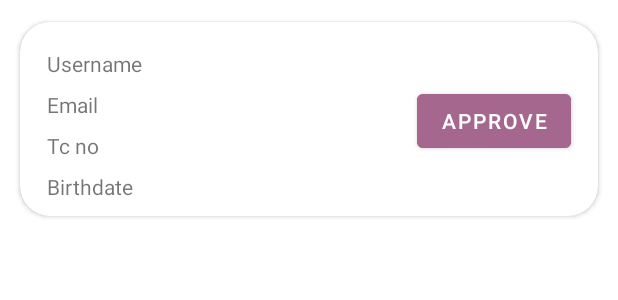
After one commit to mertatakan96/QuestionManagement, an Android app: the layout recycler_row_admin_user_applications.xml on its own in the app's theme, with its tools: preview values and no code run, on a phone screen of 412 x 824 dp. The commit adds this screen. Shown: the top 300 px of the screen. Run offline under Robolectric (Android 15) with nearby library versions, the phone set to English and light mode, and no system bars.

Commit message:
aprovement page

```diff
--- a/app/src/main/AndroidManifest.xml
+++ b/app/src/main/AndroidManifest.xml
@@ -11,6 +11,12 @@
         android:roundIcon="@mipmap/ic_launcher_round"
         android:supportsRtl="true"
         android:theme="@style/Theme.QuestionManagement">
+        <activity
+            android:name=".Activities.AdminApproveActivity"
+            android:exported="false" />
+        <activity
+            android:name=".Activities.ProfileAdminActivity"
+            android:exported="false" />
         <activity
             android:name=".Activities.GuestHomeActivity"
             android:exported="false" />
--- /dev/null
+++ b/app/src/main/res/layout/recycler_row_admin_user_applications.xml
@@ -0,0 +1,83 @@
+<?xml version="1.0" encoding="utf-8"?>
+<LinearLayout xmlns:android="http://schemas.android.com/apk/res/android"
+    xmlns:app="http://schemas.android.com/apk/res-auto"
+    android:orientation="vertical"
+    android:layout_width="match_parent"
+    android:layout_height="wrap_content">
+
+    <androidx.cardview.widget.CardView
+        android:id="@+id/cardViewAdminUserApplications"
+        android:layout_width="match_parent"
+        android:layout_height="wrap_content"
+        android:layout_margin="5dp"
+        app:contentPadding="10dp"
+        app:cardUseCompatPadding="true"
+        app:cardCornerRadius="20dp">
+
+        <androidx.constraintlayout.widget.ConstraintLayout
+            android:layout_width="match_parent"
+            android:layout_height="match_parent">
+
+            <TextView
+                android:id="@+id/recyclerview_userApplications_username_text"
+                android:layout_width="0dp"
+                android:layout_height="wrap_content"
+                android:layout_marginStart="8dp"
+                android:layout_marginTop="8dp"
+                android:text="Username"
+                app:layout_constraintEnd_toStartOf="@+id/approveButton"
+                app:layout_constraintStart_toStartOf="parent"
+                app:layout_constraintTop_toTopOf="parent">
+            </TextView>
+            <TextView
+                android:id="@+id/recyclerview_userApplications_email_text"
+                android:layout_width="0dp"
+                android:layout_height="wrap_content"
+                android:layout_marginStart="8dp"
+                android:layout_marginTop="8dp"
+                android:text="Email"
+                app:layout_constraintEnd_toStartOf="@+id/approveButton"
+                app:layout_constraintStart_toStartOf="parent"
+                app:layout_constraintTop_toBottomOf="@+id/recyclerview_userApplications_username_text">
+            </TextView>
+            <TextView
+                android:id="@+id/recyclerview_userApplications_tcno_text"
+                android:layout_width="0dp"
+                android:layout_height="wrap_content"
+                android:layout_marginStart="8dp"
+                android:layout_marginTop="8dp"
+                android:text="Tc no"
+                app:layout_constraintEnd_toStartOf="@+id/approveButton"
+                app:layout_constraintStart_toStartOf="parent"
+                app:layout_constraintTop_toBottomOf="@+id/recyclerview_userApplications_email_text">
+            </TextView>
+            <TextView
+                android:id="@+id/recyclerview_userApplications_birthdate_text"
+                android:layout_width="0dp"
+                android:layout_height="wrap_content"
+                android:layout_marginStart="8dp"
+                android:layout_marginTop="8dp"
+                android:text="Birthdate"
+                app:layout_constraintEnd_toStartOf="@+id/approveButton"
+                app:layout_constraintStart_toStartOf="parent"
+                app:layout_constraintTop_toBottomOf="@+id/recyclerview_userApplications_tcno_text">
+            </TextView>
+
+            <Button
+                android:id="@+id/approveButton"
+                android:layout_width="wrap_content"
+                android:layout_height="wrap_content"
+                android:layout_marginTop="32dp"
+                android:layout_marginEnd="8dp"
+                android:backgroundTint="@color/darkPurple"
+                android:onClick="approveButtonClicked"
+                android:text="Approve"
+                android:textColor="@color/white"
+                app:layout_constraintEnd_toEndOf="parent"
+                app:layout_constraintTop_toTopOf="parent"></Button>
+
+        </androidx.constraintlayout.widget.ConstraintLayout>
+
+    </androidx.cardview.widget.CardView>
+
+</LinearLayout>
```
Also changed, not shown: app/src/main/java/com/seproject/questionmanagement/Activities/AdminApproveActivity.java (added, +148 -0 lines), app/src/main/java/com/seproject/questionmanagement/Activities/HomePageActivity.java (+14 -3 lines), app/src/main/java/com/seproject/questionmanagement/Activities/ProfileAdminActivity.java (added, +130 -0 lines), app/src/main/java/com/seproject/questionmanagement/Activities/QuestionnairesActivity.java (+13 -3 lines), app/src/main/java/com/seproject/questionmanagement/Adapters/ListApplicationRecyclerAdapter.java (added, +92 -0 lines), app/src/main/res/layout/activity_admin_approve.xml (added, +17 -0 lines), app/src/main/res/layout/activity_profile_admin.xml (added, +86 -0 lines).
